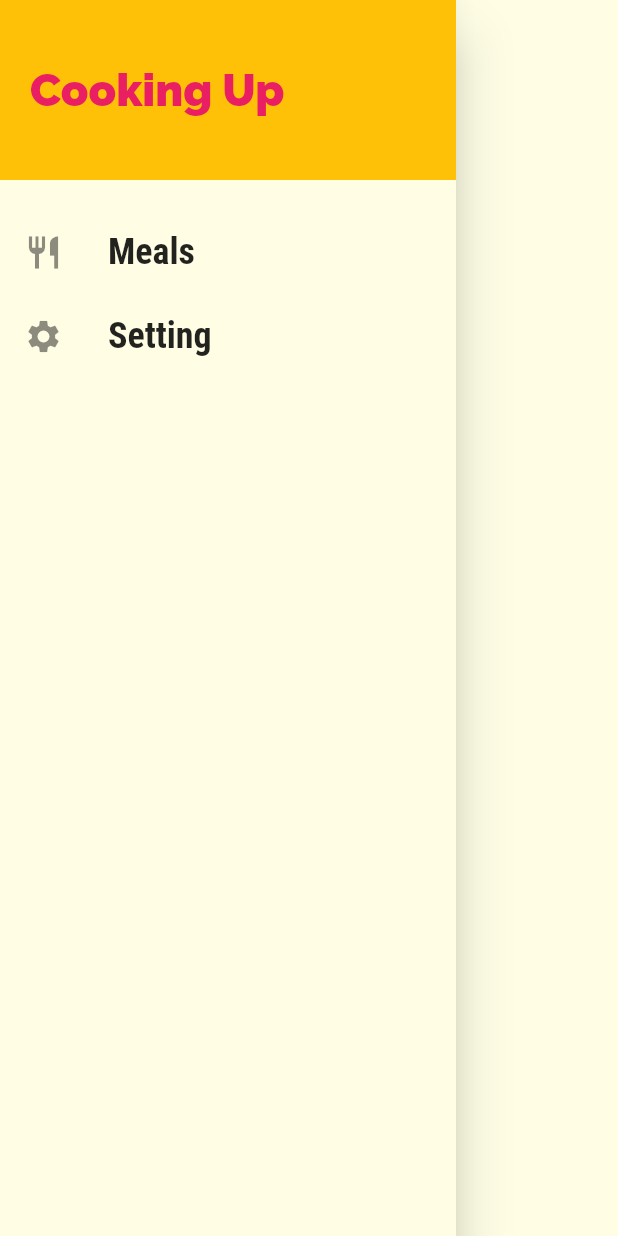
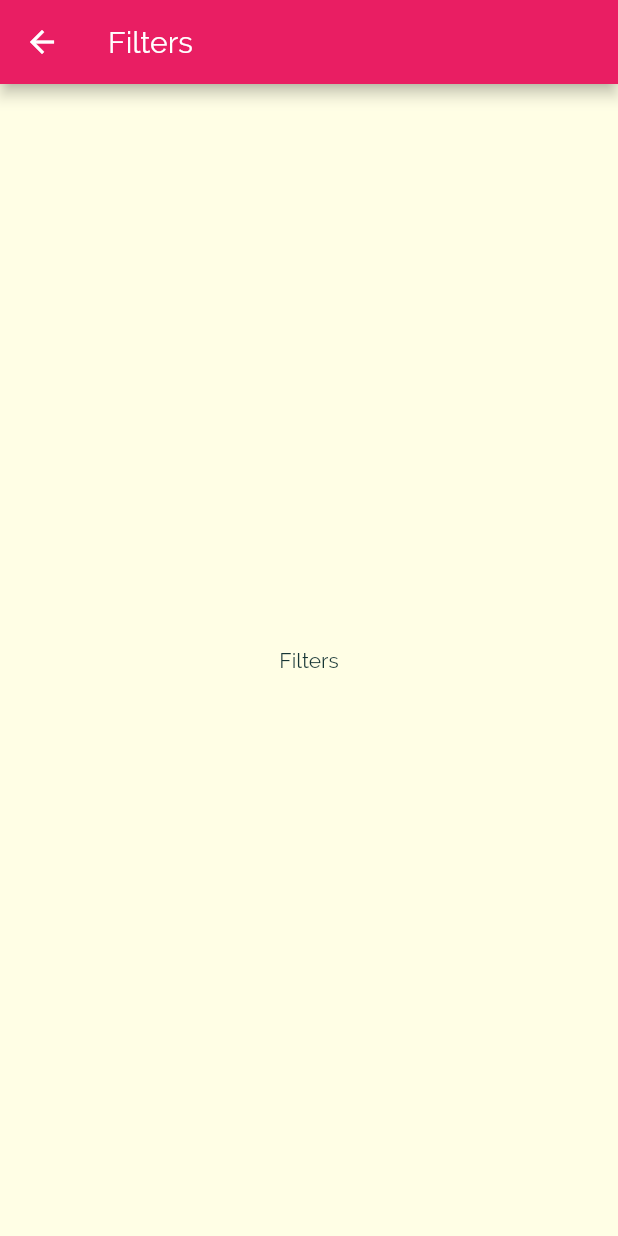
Before and after one commit to ernestkoko/flutter_complete_guide2, a Flutter app: the MainDrawer widget shown alone on an empty page, opened directly, after a tap on "Setting", on a phone screen of 412 x 824 dp. Run offline on Flutter 3.47's test engine with Material 2 defaults, Android fonts, the phone set to English and light mode, and no system bars.

Commit message:
Added navigation to the side drawer

```diff
--- a/lib/main.dart
+++ b/lib/main.dart
@@ -1,4 +1,5 @@
 import 'package:flutter/material.dart';
+import 'package:flutter_complete_guide2/screens/filters_screen.dart';
 import 'package:flutter_complete_guide2/screens/meal_detail_screen.dart';
 import 'package:flutter_complete_guide2/screens/tabs_screen.dart';
 
@@ -39,7 +40,8 @@ class MyApp extends StatelessWidget {
         //home has a default route of '/'
         '/': (context) => TabsScreen(),
         CategoryMealsScreen.routeName: (context) => CategoryMealsScreen(),
-        MealDetailScreen.routeName: (context) => MealDetailScreen()
+        MealDetailScreen.routeName: (context) => MealDetailScreen(),
+        FilterScreen.routeName: (context) => FilterScreen()
       },
       //this route is called when we try to go to an unregistered route
       // onGenerateRoute:(settings){
--- /dev/null
+++ b/lib/screens/filters_screen.dart
@@ -0,0 +1,14 @@
+import 'package:flutter/material.dart';
+
+class FilterScreen extends StatelessWidget {
+  static const routeName = '/filters';
+  @override
+  Widget build(BuildContext context) {
+    return Scaffold(
+      appBar: AppBar(title: Text('Filters'),),
+      body: Center(
+        child: Text('Filters'),
+      ),
+    );
+  }
+}
--- a/lib/widgets/main_drawer.dart
+++ b/lib/widgets/main_drawer.dart
@@ -1,8 +1,9 @@
 import 'package:flutter/material.dart';
+import 'package:flutter_complete_guide2/screens/filters_screen.dart';
 
 class MainDrawer extends StatelessWidget {
-  Widget buildListTile(String title, IconData icon){
-    return  ListTile(
+  Widget buildListTile(String title, IconData icon, Function tapHandler) {
+    return ListTile(
       leading: Icon(
         icon,
         size: 26,
@@ -14,9 +15,10 @@ class MainDrawer extends StatelessWidget {
             fontSize: 24,
             fontWeight: FontWeight.bold),
       ),
-      onTap:(){} ,
+      onTap: tapHandler,
     );
   }
+
   @override
   Widget build(BuildContext context) {
     return Drawer(
@@ -26,21 +28,29 @@ class MainDrawer extends StatelessWidget {
             height: 120.0,
             width: double.infinity,
             padding: EdgeInsets.all(20),
-            color: Theme.of(context).accentColor,
+            color: Theme
+                .of(context)
+                .accentColor,
             alignment: Alignment.centerLeft,
             child: Text(
               'Cooking Up',
               style: TextStyle(
                   fontWeight: FontWeight.w900,
                   fontSize: 30,
-                  color: Theme.of(context).primaryColor),
+                  color: Theme
+                      .of(context)
+                      .primaryColor),
             ),
           ),
           SizedBox(
             height: 20,
           ),
-          buildListTile('Meals', Icons.restaurant),
-         buildListTile('Setting', Icons.settings),
+          buildListTile('Meals', Icons.restaurant, () {
+            Navigator.of(context).pushNamed('/');
+          }),
+          buildListTile('Setting', Icons.settings, () {
+            Navigator.of(context).pushNamed(FilterScreen.routeName);
+          }),
         ],
       ),
     );
```
